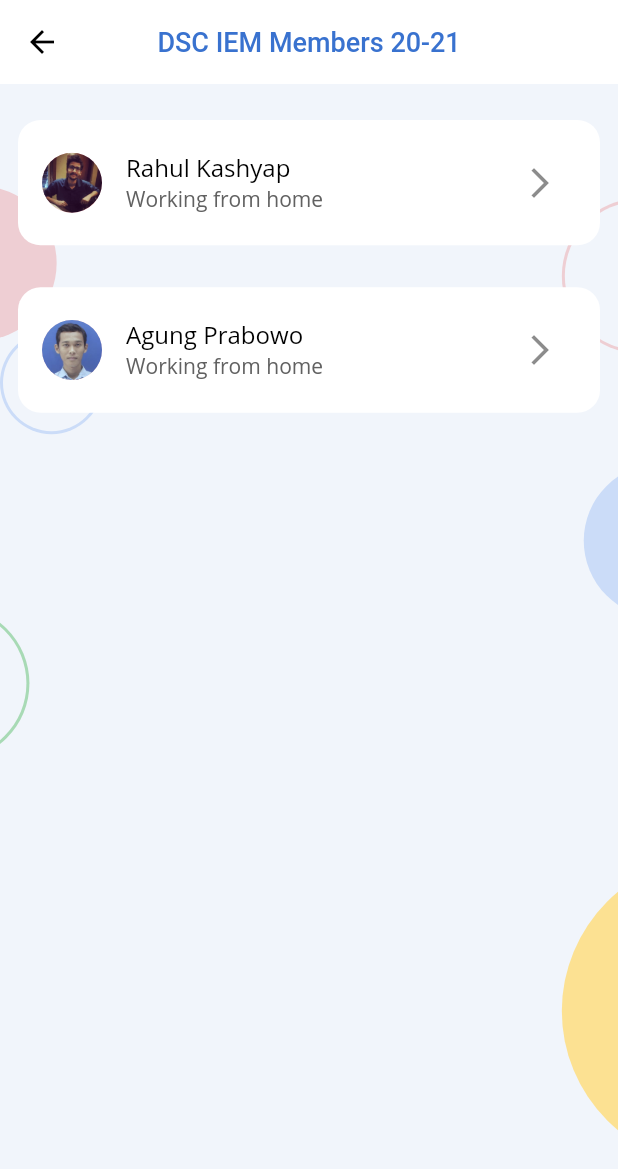
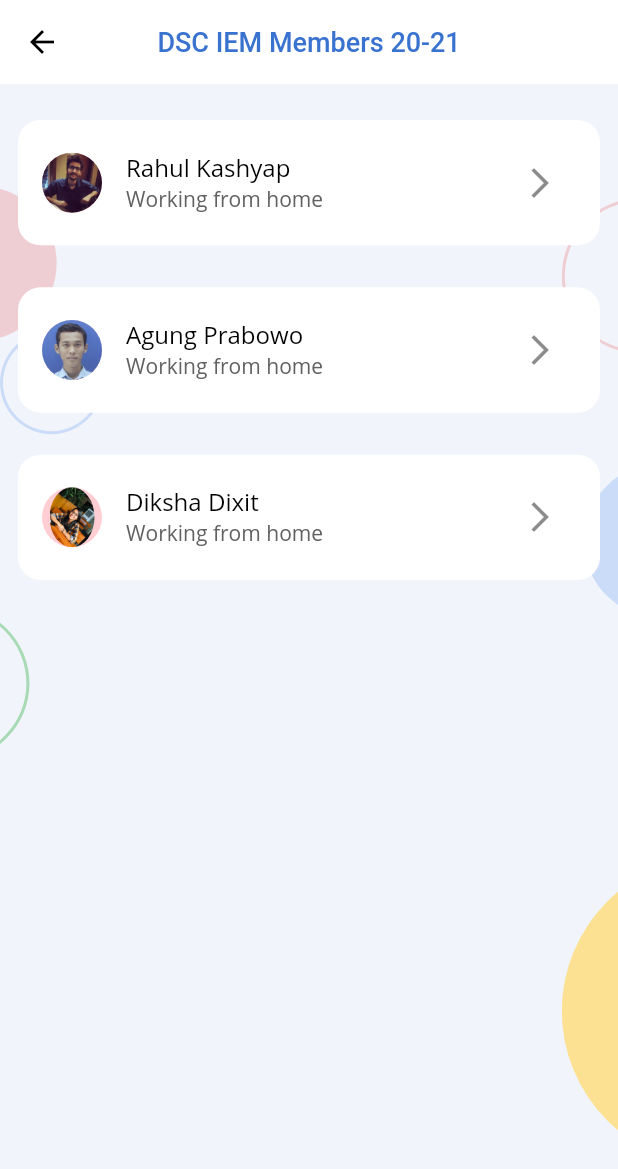
Before and after one commit to dsc-iem/AppDev-Hacktoberfest, a Flutter app: the MembersOverviewScreen screen opened directly, on a phone screen of 412 x 824 dp. Shown: the top 1169 px of the screen. Run offline on Flutter 3.47's test engine with Material 2 defaults, Android fonts, the phone set to English and light mode, and no system bars; our stand-ins replace shared_preferences; missing offline and left inert: circular_reveal_animation; accounts and stored records are empty.

Commit message:
updated code

```diff
--- a/lib/data/all_members.dart
+++ b/lib/data/all_members.dart
@@ -35,9 +35,6 @@
         githubUrl: 'https://github.com/imkashyap',
         linkedInUrl: 'https://www.linkedin.com/in/rahul-kashyap-230577195/',
         status: 'Working from home'),
-
-
-
     Member(
         name: 'Agung Prabowo',
         year: '1st',
@@ -49,6 +46,18 @@
         githubUrl: 'https://github.com/AgungPrabowo',
         linkedInUrl: 'https://www.linkedin.com/in/agung-prabowo-6104a2137/',
         status: 'Working from home'),
+    Member(
+      name: 'Diksha Dixit',
+      year: '3rd',
+      department: 'Information Science',
+      profilePath: 'assets/profiles/dikshadixit.jpg',
+      aboutMe:
+          'I am a flutter enthusiast.I like to spend a large amount of time exploring the latest technology advancements. A team player with a can-do attitude.',
+      fburl: 'https://www.facebook.com/diksha.dixit.9809',
+      githubUrl: 'https://github.com/diksha0399',
+      linkedInUrl: 'https://www.linkedin.com/in/diksha-dixit-65948a1aa/',
+      status: 'Working from home',
+    )
   ];
 
   static List<Member> get members {
```
Also changed, not shown: assets/profiles/dikshadixit.jpg (added).
